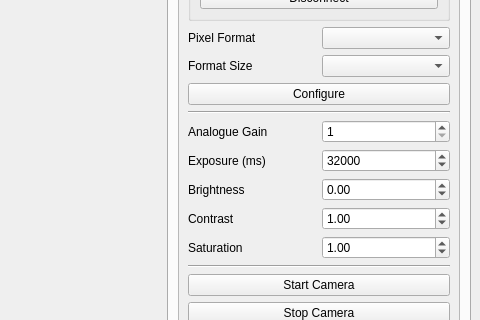
Qt form mainwindow.ui (galapaegos/TeleZero) before a commit; both pictures show x 761 to 1241 and y 322 to 642 of the 1241 by 811 pixel window.
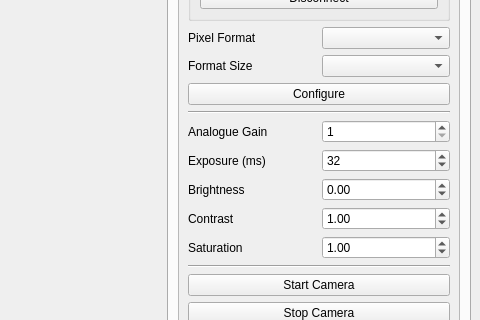
The same form after that commit. Custom widgets are drawn as their Qt base class.

Commit message: convert the milliseconds to microseconds. Padding single month with zeros.

```diff
--- a/mainwindow.ui
+++ b/mainwindow.ui
@@ -65,13 +65,13 @@
                   <item row="6" column="1">
                    <widget class="QSpinBox" name="camera_exposure">
                     <property name="minimum">
-                     <number>114</number>
+                     <number>1</number>
                     </property>
                     <property name="maximum">
-                     <number>65666000</number>
+                     <number>65666</number>
                     </property>
                     <property name="value">
-                     <number>32000</number>
+                     <number>32</number>
                     </property>
                    </widget>
                   </item>
```
Left out of the diff: 4 changed lines with no effect on the pictures. The commit also changes 1 other file.
